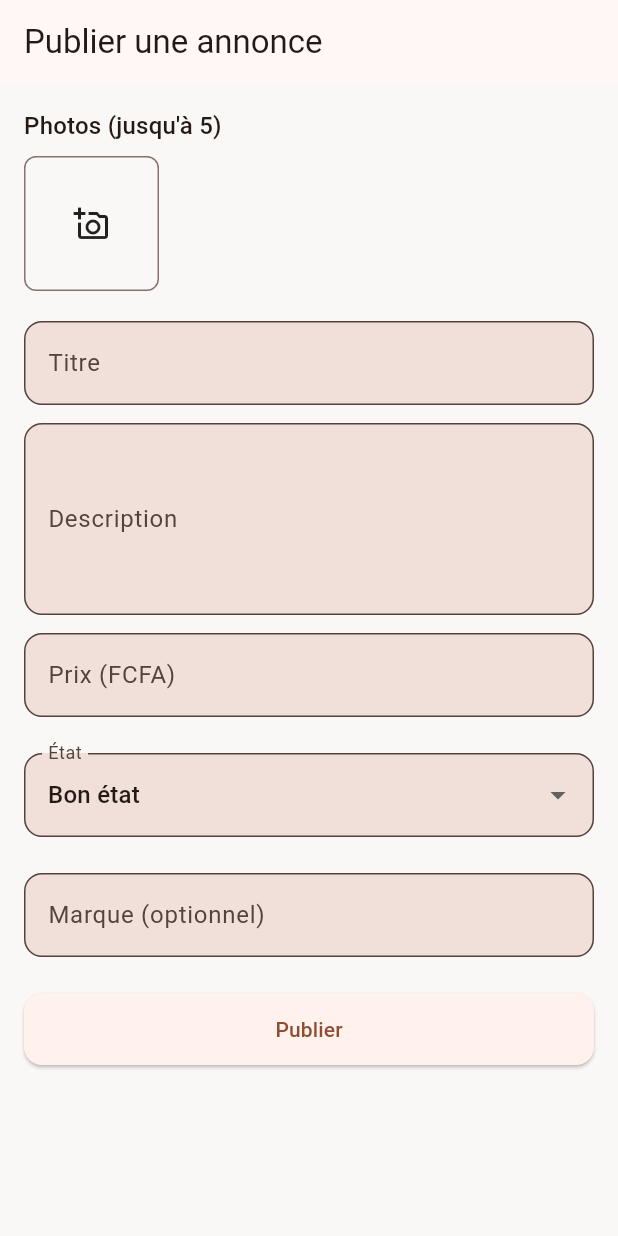
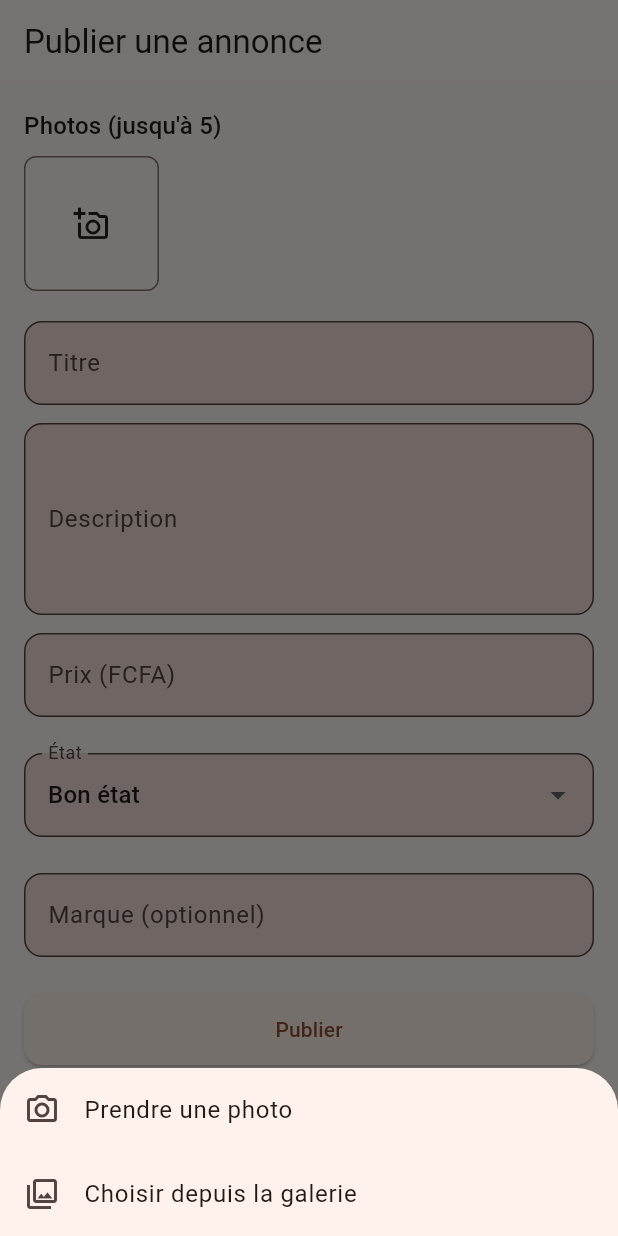
Before and after one commit to 1234gloire/DiakMarket, a Flutter app: the CreateProductScreen screen opened by its route, after a tap on the "add a photo" icon, on a phone screen of 412 x 824 dp. Run offline on Flutter 3.47's test engine with Material 3 defaults, Android fonts, the phone set to English and light mode, and no system bars; our stand-ins replace cached_network_image, dio, flutter_dotenv, flutter_riverpod, go_router, image_picker and 1 more; accounts and stored records are empty; network calls fail.

Commit message:
Add camera capture option alongside gallery for product photos
Tapping the add-photo button now shows a choice between taking a photo
and picking from the gallery, instead of only opening the gallery.
Video is deliberately out of scope for now — it needs schema changes
(ProductImage is image-only today) and a different Cloudinary upload
path; revisit if the seller flow needs it later.

Co-Authored-By: Claude Sonnet 5 <noreply@anthropic.com>

```diff
--- a/mobile/lib/src/features/seller/presentation/create_product_screen.dart
+++ b/mobile/lib/src/features/seller/presentation/create_product_screen.dart
@@ -45,7 +45,29 @@ class _CreateProductScreenState extends ConsumerState<CreateProductScreen> {
 
   Future<void> _pickImage() async {
     if (_images.length >= 5) return;
-    final picked = await ImagePicker().pickImage(source: ImageSource.gallery, imageQuality: 85);
+    final source = await showModalBottomSheet<ImageSource>(
+      context: context,
+      builder: (context) => SafeArea(
+        child: Column(
+          mainAxisSize: MainAxisSize.min,
+          children: [
+            ListTile(
+              leading: const Icon(Icons.photo_camera_outlined),
+              title: const Text('Prendre une photo'),
+              onTap: () => Navigator.of(context).pop(ImageSource.camera),
+            ),
+            ListTile(
+              leading: const Icon(Icons.photo_library_outlined),
+              title: const Text('Choisir depuis la galerie'),
+              onTap: () => Navigator.of(context).pop(ImageSource.gallery),
+            ),
+          ],
+        ),
+      ),
+    );
+    if (source == null) return;
+
+    final picked = await ImagePicker().pickImage(source: source, imageQuality: 85);
     if (picked != null) setState(() => _images.add(File(picked.path)));
   }
 
```
